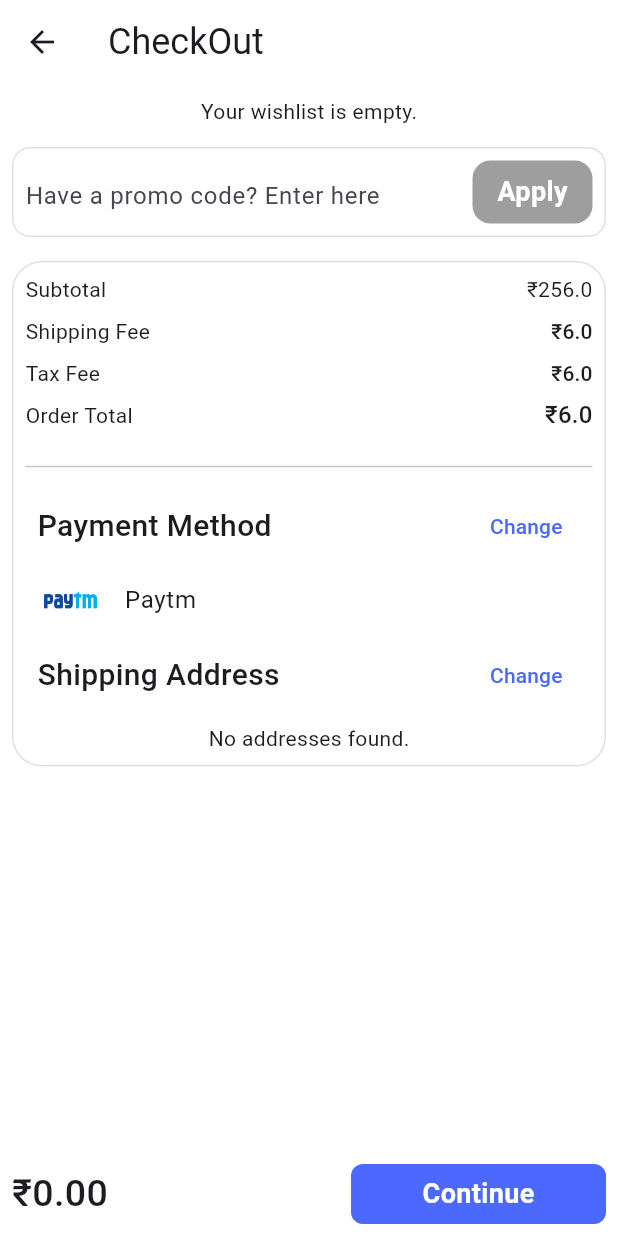
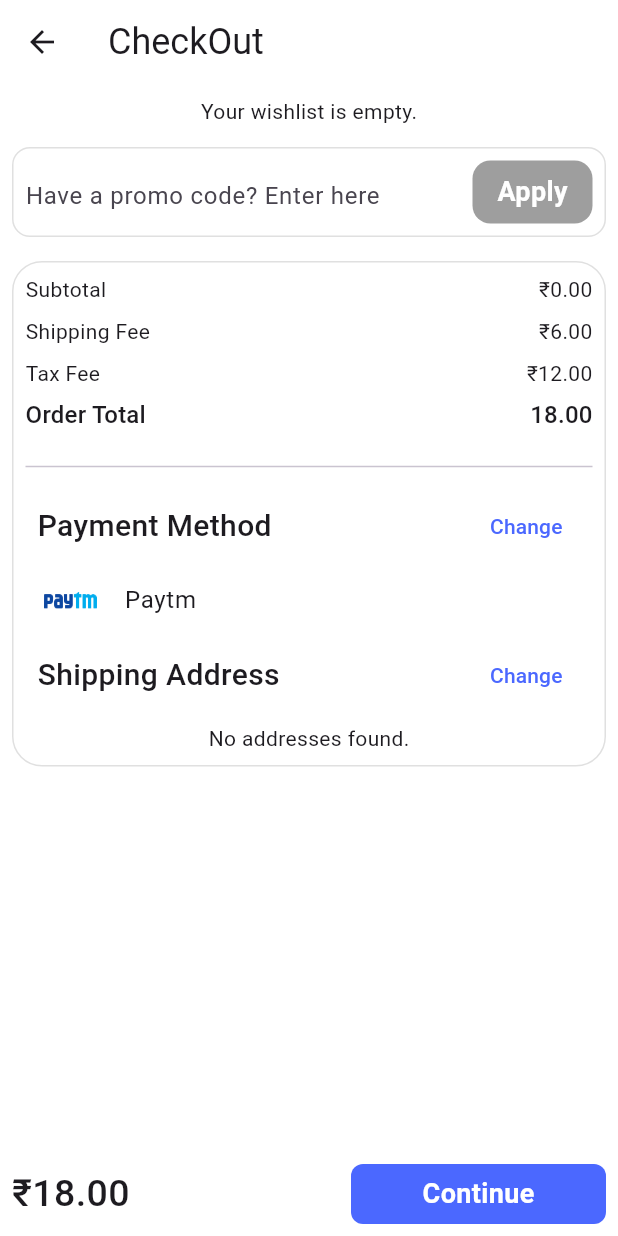
Before and after one commit to RishabhGupta777/flashchat, a Flutter app: the Checkoutscreen screen opened directly, on a phone screen of 412 x 824 dp. Run offline on Flutter 3.47's test engine with Material 3 defaults, Android fonts, the phone set to English and light mode, and no system bars; our stand-ins replace animated_text_kit, cached_network_image, carousel_slider, cloud_firestore, firebase_auth, firebase_core and 9 more; accounts and stored records are empty.

Commit message:
second commit

```diff
--- a/lib/Tmart/screens/check_out_screen.dart
+++ b/lib/Tmart/screens/check_out_screen.dart
@@ -8,10 +8,16 @@ import 'package:flashchat/Tmart/widgets/custom_shapes/section_heading.dart';
 import 'package:flashchat/Tmart/widgets/custom_shapes/singleaddress.dart';
 import 'package:flutter/material.dart';
 
-class Checkoutscreen extends StatelessWidget {
+class Checkoutscreen extends StatefulWidget {
   final double totalPrice;
   const Checkoutscreen({super.key,this.totalPrice=0.00});
 
+  @override
+  State<Checkoutscreen> createState() => _CheckoutscreenState();
+}
+
+class _CheckoutscreenState extends State<Checkoutscreen> {
+  double allPrice=0.0;
   @override
   Widget build(BuildContext context) {
     return Scaffold(
@@ -33,7 +39,12 @@ class Checkoutscreen extends StatelessWidget {
                padding: 8,
                child: Column(
                  children: [
-                   TAmountAmountSection(),
+                   TAmountAmountSection(totalPrice: widget.totalPrice,
+                     onTotalCalculated: (value) {
+                     setState(() {
+                       allPrice = value;
+                     });
+                   },),
                    const SizedBox(height:14),
                    Divider(),
                    TBillingPaymentSection(),
@@ -50,7 +61,7 @@ class Checkoutscreen extends StatelessWidget {
         child: Row(
           mainAxisAlignment: MainAxisAlignment.spaceBetween,
           children: [
-        Text('₹${totalPrice.toStringAsFixed(2)}',style: TextStyle(fontWeight:FontWeight.w500,fontSize: 25),),
+        Text('₹${allPrice.toStringAsFixed(2)}',style: TextStyle(fontWeight:FontWeight.w500,fontSize: 25),),
             TButton(onTap:(){},height:40,width:170,radius :8,text:'Continue',),
           ],
         ),
@@ -139,10 +150,35 @@ class TBillingPaymentSection extends StatelessWidget {
   }
 }
 
-class TAmountAmountSection extends StatelessWidget {
+class TAmountAmountSection extends StatefulWidget {
+  final double totalPrice;
+  final void Function(double) onTotalCalculated;
+
   const TAmountAmountSection({
     super.key,
+    required this.totalPrice,
+    required this.onTotalCalculated
   });
+
+  @override
+  State<TAmountAmountSection> createState() => _TAmountAmountSectionState();
+}
+
+class _TAmountAmountSectionState extends State<TAmountAmountSection> {
+  double shippingFee=6.0;
+  double taxFee=12.0;
+  double allPrice=0;
+
+  @override
+  void initState() {
+    super.initState();
+    allPrice = shippingFee + taxFee + widget.totalPrice;
+
+    // Delay the callback to avoid calling setState during build
+    WidgetsBinding.instance.addPostFrameCallback((_) {
+      widget.onTotalCalculated(allPrice);
+    });
+  }
 
   @override
   Widget build(BuildContext context) {
@@ -153,7 +189,7 @@ class TAmountAmountSection extends StatelessWidget {
           mainAxisAlignment: MainAxisAlignment.spaceBetween,
           children: [
             Text('Subtotal', style: Theme.of(context).textTheme.bodyMedium),
-            Text('₹256.0', style: Theme.of(context).textTheme.bodyMedium),
+            Text('₹${widget.totalPrice.toStringAsFixed(2)}', style: Theme.of(context).textTheme.bodyMedium),
           ],
         ),
         const SizedBox(height:8),
@@ -163,7 +199,7 @@ class TAmountAmountSection extends StatelessWidget {
           mainAxisAlignment: MainAxisAlignment.spaceBetween,
           children: [
             Text('Shipping Fee', style: Theme.of(context).textTheme.bodyMedium),
-            Text('₹6.0', style: Theme.of(context).textTheme.labelLarge),
+            Text('₹${shippingFee.toStringAsFixed(2)}', style: Theme.of(context).textTheme.bodyMedium),
           ],
         ),
         const SizedBox(height: 8),
@@ -173,7 +209,7 @@ class TAmountAmountSection extends StatelessWidget {
           mainAxisAlignment: MainAxisAlignment.spaceBetween,
           children: [
             Text('Tax Fee', style: Theme.of(context).textTheme.bodyMedium),
-            Text('₹6.0', style: Theme.of(context).textTheme.labelLarge),
+            Text('₹${taxFee.toStringAsFixed(2)}', style: Theme.of(context).textTheme.bodyMedium),
           ],
         ),
         const SizedBox(height:6),
@@ -182,8 +218,8 @@ class TAmountAmountSection extends StatelessWidget {
         Row(
           mainAxisAlignment: MainAxisAlignment.spaceBetween,
           children: [
-            Text('Order Total', style: Theme.of(context).textTheme.bodyMedium),
-            Text('₹6.0', style: Theme.of(context).textTheme.titleMedium),
+            Text('Order Total', style: Theme.of(context).textTheme.titleMedium),
+            Text('${allPrice.toStringAsFixed(2)}', style: Theme.of(context).textTheme.titleMedium),
           ],
         ),
       ],
--- a/lib/Tmart/screens/product_detail.dart
+++ b/lib/Tmart/screens/product_detail.dart
@@ -48,7 +48,7 @@ class _ProductDetailScreenState extends State<ProductDetailScreen> {
     return Scaffold(
         bottomNavigationBar: SafeArea(
           top: false, // Prevents extra space at the top
-          child: TAddToCartBuyNow(document:widget.document),
+          child: TAddToCartBuyNow(document:widget.document,selectedVariationIndex :selectedVariationIndex ),
         ),
       body:SingleChildScrollView(
         child:Column(
--- a/lib/Tmart/widgets/custom_shapes/add_to_cart_buy_now.dart
+++ b/lib/Tmart/widgets/custom_shapes/add_to_cart_buy_now.dart
@@ -10,7 +10,8 @@ import 'package:flashchat/Tmart/screens/check_out_screen.dart';
 class TAddToCartBuyNow extends StatefulWidget {
 
   final DocumentSnapshot ? document;
-  const TAddToCartBuyNow({super.key, this.document,});
+  final int selectedVariationIndex;
+  const TAddToCartBuyNow({super.key, this.document,this.selectedVariationIndex=0});
 
   @override
   State<TAddToCartBuyNow> createState() => _TAddToCartBuyNowState();
@@ -74,7 +75,7 @@ class _TAddToCartBuyNowState extends State<TAddToCartBuyNow> {
         children: [
           Expanded(
             child: TButton(onTap: (){
-            isCartListed ? Navigator.push(context, MaterialPageRoute(builder: (context)=>CartScreen())) : toggleCartList();  ;
+            isCartListed ? Navigator.push(context, MaterialPageRoute(builder: (context)=>CartScreen())) : toggleCartList();
             },
               radius: 0.0,
               width:double.infinity,
```
